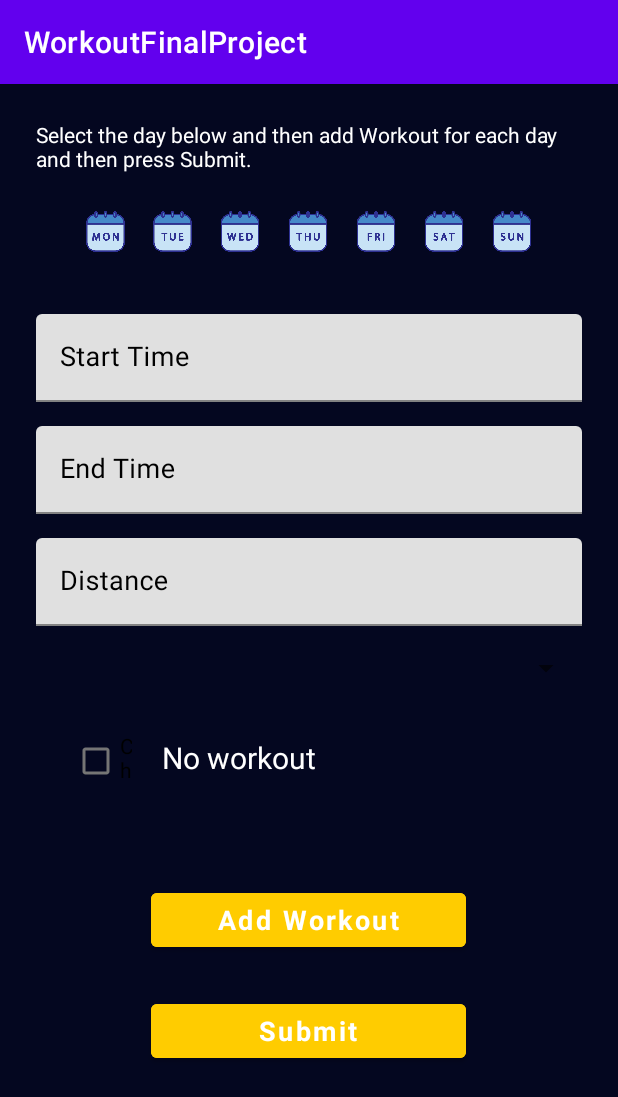
After one commit to shahvard/WorkoutFinalProject, an Android app: the fragment ScheduleFragment shown on its own in the app's theme, on a phone screen of 412 x 824 dp. The commit adds this screen. Shown: the top 1097 px of the screen. Run offline under Robolectric (Android 15) with nearby library versions, the phone set to English and light mode, and no system bars; our stand-ins replace Firebase (no records; nobody signed in at launch, a user with empty details on screens opened directly), data binding.

Commit message:
signUp partially done. Saved to database

```diff
--- /dev/null
+++ b/app/src/main/java/project/st991548772/vardhmanchandan/SignUp/ScheduleFragment.kt
@@ -0,0 +1,184 @@
+package project.st991548772.vardhmanchandan.SignUp
+
+import android.content.ContentValues.TAG
+import android.os.Bundle
+import android.util.Log
+import androidx.fragment.app.Fragment
+import android.view.LayoutInflater
+import android.view.View
+import android.view.ViewGroup
+import android.widget.AdapterView
+import android.widget.ArrayAdapter
+import androidx.databinding.DataBindingUtil
+import com.google.firebase.firestore.SetOptions
+import com.google.firebase.firestore.ktx.firestore
+import com.google.firebase.ktx.Firebase
+import project.st991548772.vardhmanchandan.R
+import project.st991548772.vardhmanchandan.databinding.FragmentScheduleBinding
+import project.st991548772.vardhmanchandan.databinding.FragmentSignUpBinding
+import java.util.ArrayList
+
+
+class ScheduleFragment : Fragment() {
+    val db = Firebase.firestore
+
+    private lateinit var binding: FragmentScheduleBinding
+    private lateinit var day:String
+    private lateinit var startTime:String
+    private lateinit var endTime:String
+    private lateinit var distance:String
+    private lateinit var typeOfWorkoutSelected:String
+    private lateinit var email:String
+    override fun onCreateView(
+        inflater: LayoutInflater, container: ViewGroup?,
+        savedInstanceState: Bundle?
+    ): View? {
+        // Inflate the layout for this fragment
+        val view=inflater.inflate(R.layout.fragment_schedule, container, false)
+        binding = DataBindingUtil.setContentView(this.requireActivity(), R.layout.fragment_schedule)
+
+        email= arguments?.getString("email").toString()
+
+
+
+        val typeOfWorkoutList: ArrayList<String> = ArrayList()
+        typeOfWorkoutList.add("Cycling")
+        typeOfWorkoutList.add("Running")
+        typeOfWorkoutList.add("Swimming")
+
+        var typeOfWorkout:String="None"
+        val arrayAdapter: ArrayAdapter<String> =
+            ArrayAdapter<String>(this.requireContext(), android.R.layout.simple_spinner_item, typeOfWorkoutList)
+        arrayAdapter.setDropDownViewResource(android.R.layout.simple_spinner_dropdown_item)
+        binding.typeOfExercise.adapter=arrayAdapter
+        binding.typeOfExercise.onItemSelectedListener = object : AdapterView.OnItemSelectedListener {
+            override fun onItemSelected(
+                parent: AdapterView<*>?,
+                view: View,
+                position: Int,
+                id: Long
+            ) {
+                typeOfWorkout=typeOfWorkoutList[position]
+            }
+
+            override fun onNothingSelected(parent: AdapterView<*>?) {
+            }
+        }
+
+
+        binding.monImg.setOnClickListener(){
+            day="Monday"
+            binding.tueImg.visibility=View.GONE
+            binding.wedImg.visibility=View.GONE
+            binding.thuImg.visibility=View.GONE
+            binding.friImg.visibility=View.GONE
+            binding.satImg.visibility=View.GONE
+            binding.sunImg.visibility=View.GONE
+        }
+
+        binding.tueImg.setOnClickListener(){
+            day="Tuesday"
+            binding.monImg.visibility=View.GONE
+            binding.wedImg.visibility=View.GONE
+            binding.thuImg.visibility=View.GONE
+            binding.friImg.visibility=View.GONE
+            binding.satImg.visibility=View.GONE
+            binding.sunImg.visibility=View.GONE
+        }
+
+        binding.wedImg.setOnClickListener(){
+            day="Wednesday"
+            binding.tueImg.visibility=View.GONE
+            binding.monImg.visibility=View.GONE
+            binding.thuImg.visibility=View.GONE
+            binding.friImg.visibility=View.GONE
+            binding.satImg.visibility=View.GONE
+            binding.sunImg.visibility=View.GONE
+        }
+
+        binding.thuImg.setOnClickListener(){
+            day="Thursday"
+            binding.tueImg.visibility=View.GONE
+            binding.wedImg.visibility=View.GONE
+            binding.monImg.visibility=View.GONE
+            binding.friImg.visibility=View.GONE
+            binding.satImg.visibility=View.GONE
+            binding.sunImg.visibility=View.GONE
+        }
+
+        binding.friImg.setOnClickListener(){
+            day="Friday"
+            binding.tueImg.visibility=View.GONE
+            binding.wedImg.visibility=View.GONE
+            binding.thuImg.visibility=View.GONE
+            binding.monImg.visibility=View.GONE
+            binding.satImg.visibility=View.GONE
+            binding.sunImg.visibility=View.GONE
+        }
+
+        binding.satImg.setOnClickListener(){
+            day="Saturday"
+            binding.tueImg.visibility=View.GONE
+            binding.wedImg.visibility=View.GONE
+            binding.thuImg.visibility=View.GONE
+            binding.friImg.visibility=View.GONE
+            binding.monImg.visibility=View.GONE
+            binding.sunImg.visibility=View.GONE
+        }
+
+        binding.sunImg.setOnClickListener(){
+            day="Sunday"
+            binding.tueImg.visibility=View.GONE
+            binding.wedImg.visibility=View.GONE
+            binding.thuImg.visibility=View.GONE
+            binding.friImg.visibility=View.GONE
+            binding.satImg.visibility=View.GONE
+            binding.monImg.visibility=View.GONE
+        }
+
+        binding.addWorkout.setOnClickListener(){
+            if(binding.noExerciseCheckBox.isChecked){
+                startTime="NA"
+                endTime="NA"
+                distance="NA"
+                typeOfWorkout="NA"
+
+            }
+            else{
+                startTime=binding.startTime.text.toString()
+                endTime=binding.endTime.text.toString()
+                distance=binding.distance.text.toString()
+                typeOfWorkoutSelected=typeOfWorkout
+
+
+            }
+            val schedule = hashMapOf(
+                "startTime" to startTime,
+                "endTime" to endTime,
+                "distance" to distance,
+                "typeOfWorkout" to typeOfWorkout
+            )
+
+            db.collection("Schedule").document("$email").collection("dayList").document("$day")
+                .set(schedule)
+                .addOnSuccessListener { Log.d(TAG, "DocumentSnapshot successfully written!") }
+                .addOnFailureListener { e -> Log.w(TAG, "Error writing document", e) }
+            binding.tueImg.visibility=View.VISIBLE
+            binding.wedImg.visibility=View.VISIBLE
+            binding.thuImg.visibility=View.VISIBLE
+            binding.monImg.visibility=View.VISIBLE
+            binding.satImg.visibility=View.VISIBLE
+            binding.sunImg.visibility=View.VISIBLE
+            binding.friImg.visibility=View.VISIBLE
+
+            binding.startTime.text.clear()
+            binding.endTime.text.clear()
+            binding.distance.text.clear()
+
+
+        }
+        return view
+    }
+
+
+}
--- /dev/null
+++ b/app/src/main/res/layout/fragment_schedule.xml
@@ -0,0 +1,203 @@
+<?xml version="1.0" encoding="utf-8"?>
+<layout xmlns:android="http://schemas.android.com/apk/res/android"
+    xmlns:app="http://schemas.android.com/apk/res-auto"
+    xmlns:tools="http://schemas.android.com/tools">
+
+    <RelativeLayout
+        android:layout_width="match_parent"
+        android:layout_height="match_parent"
+        android:background="#040720"
+        android:orientation="vertical"
+        tools:context=".SignUp.ScheduleFragment">
+
+        <LinearLayout
+            android:layout_width="match_parent"
+            android:layout_height="wrap_content"
+            android:orientation="vertical"
+            android:padding="24dp">
+
+            <TextView
+                android:id="@+id/textView"
+                android:layout_width="wrap_content"
+                android:layout_height="wrap_content"
+                android:text="Select the day below and then add Workout for each day and then press Submit."
+                android:textColor="#ffffff" />
+
+            <LinearLayout
+                android:layout_width="match_parent"
+                android:layout_height="wrap_content"
+                android:orientation="horizontal"
+                android:padding="24dp">
+
+                <ImageView
+                    android:id="@+id/monImg"
+                    android:layout_width="30dp"
+                    android:layout_height="30dp"
+                    android:layout_weight="1"
+                    android:src="@drawable/monday" />
+
+                <ImageView
+                    android:id="@+id/tueImg"
+                    android:layout_width="30dp"
+                    android:layout_height="30dp"
+                    android:layout_weight="1"
+                    android:src="@drawable/tuesday" />
+
+                <ImageView
+                    android:id="@+id/wedImg"
+                    android:layout_width="30dp"
+                    android:layout_height="30dp"
+                    android:layout_weight="1"
+                    android:src="@drawable/wednesday" />
+
+                <ImageView
+                    android:id="@+id/thuImg"
+                    android:layout_width="30dp"
+                    android:layout_height="30dp"
+                    android:layout_weight="1"
+                    android:src="@drawable/thursday" />
+
+                <ImageView
+                    android:id="@+id/friImg"
+                    android:layout_width="30dp"
+                    android:layout_height="30dp"
+                    android:layout_weight="1"
+                    android:src="@drawable/friday" />
+
+                <ImageView
+                    android:id="@+id/satImg"
+                    android:layout_width="30dp"
+                    android:layout_height="30dp"
+                    android:layout_weight="1"
+                    android:src="@drawable/saturday" />
+
+                <ImageView
+                    android:id="@+id/sunImg"
+                    android:layout_width="30dp"
+                    android:layout_height="30dp"
+                    android:layout_weight="1"
+                    android:src="@drawable/sunday" />
+
+
+            </LinearLayout>
+
+            <com.google.android.material.textfield.TextInputLayout
+                android:layout_width="match_parent"
+                android:layout_height="wrap_content"
+                android:layout_marginTop="16dp"
+                android:textColorHint="#000000">
+
+                <EditText
+                    android:id="@+id/startTime"
+                    android:layout_width="match_parent"
+                    android:layout_height="wrap_content"
+                    android:fontFamily="sans-serif"
+                    android:hint="Start Time"
+                    android:inputType="text"
+                    android:textColor="#000000"
+                    android:textSize="18sp" />
+
+            </com.google.android.material.textfield.TextInputLayout>
+
+            <com.google.android.material.textfield.TextInputLayout
+                android:layout_width="match_parent"
+                android:layout_height="wrap_content"
+                android:layout_marginTop="16dp"
+                android:textColorHint="#000000">
+
+                <EditText
+                    android:id="@+id/endTime"
+                    android:layout_width="match_parent"
+                    android:layout_height="wrap_content"
+                    android:fontFamily="sans-serif"
+                    android:hint="End Time"
+                    android:inputType="text"
+                    android:textColor="#000000"
+                    android:textSize="18sp" />
+
+            </com.google.android.material.textfield.TextInputLayout>
+
+            <com.google.android.material.textfield.TextInputLayout
+                android:layout_width="match_parent"
+                android:layout_height="wrap_content"
+                android:layout_marginTop="16dp"
+                android:textColorHint="#000000">
+
+                <EditText
+                    android:id="@+id/distance"
+                    android:layout_width="match_parent"
+                    android:layout_height="wrap_content"
+                    android:fontFamily="sans-serif"
+                    android:hint="Distance"
+                    android:inputType="text"
+                    android:textColor="#000000"
+                    android:textSize="18sp" />
+
+            </com.google.android.material.textfield.TextInputLayout>
+
+
+            <Spinner
+                android:id="@+id/typeOfExercise"
+                android:layout_marginTop="16dp"
+                android:layout_width="match_parent"
+                android:layout_height="wrap_content" />
+
+            <LinearLayout android:layout_width="match_parent"
+                android:layout_height="wrap_content"
+                android:orientation="horizontal"
+                android:padding="24dp">
+
+                <CheckBox
+                    android:id="@+id/noExerciseCheckBox"
+                    android:layout_width="40dp"
+                    android:layout_height="40dp"
+                    android:text="CheckBox" />
+                <TextView
+                    android:id="@+id/noExercise"
+                    android:layout_width="wrap_content"
+                    android:layout_height="wrap_content"
+                    android:layout_marginTop="10dp"
+                    android:layout_marginLeft="20dp"
+                    android:textSize="20dp"
+                    android:text="No workout"
+                    android:textColor="#ffffff" />
+
+
+            </LinearLayout>
+            <Button
+                android:id="@+id/addWorkout"
+                android:layout_width="210dp"
+                android:layout_height="wrap_content"
+                android:layout_gravity="center"
+                android:layout_marginTop="44dp"
+                android:layout_marginBottom="16dp"
+                android:backgroundTint="#ffcc00"
+                android:fontFamily="sans-serif"
+                android:text="Add Workout"
+                android:textAllCaps="false"
+                android:textColor="#ffffff"
+                android:textSize="18sp"
+                android:textStyle="bold" />
+
+            <Button
+                android:id="@+id/submit"
+                android:layout_width="210dp"
+                android:layout_height="wrap_content"
+                android:layout_gravity="center"
+                android:layout_marginTop="10dp"
+                android:layout_marginBottom="16dp"
+                android:backgroundTint="#ffcc00"
+                android:fontFamily="sans-serif"
+                android:text="Submit"
+                android:textAllCaps="false"
+                android:textColor="#ffffff"
+                android:textSize="18sp"
+                android:textStyle="bold" />
+
+        </LinearLayout>
+
+
+
+
+    </RelativeLayout>
+</layout>
--- a/app/src/main/res/layout/fragment_sign_up.xml
+++ b/app/src/main/res/layout/fragment_sign_up.xml
@@ -162,11 +162,9 @@
             <Spinner
                 android:id="@+id/gender"
                 android:layout_width="match_parent"
-                android:layout_height="wrap_content"
+                android:layout_height="26dp"
                 android:layout_marginTop="16dp"
-                android:textColor="#000000"
-                 />
-
+               />
             <Button
                 android:id="@+id/signUp"
                 android:layout_width="210dp"
```
Also changed, not shown: app/src/main/java/project/st991548772/vardhmanchandan/SignUp/SignUpFragment.kt (+23 -4 lines), app/src/main/java/project/st991548772/vardhmanchandan/SignUp/SignUpViewModel.kt (deleted, +0 -27 lines), app/src/main/res/navigation/navigation.xml (+10 -1 lines), app/src/main/res/drawable/friday.png (added), app/src/main/res/drawable/monday.png (added), app/src/main/res/drawable/saturday.png (added), app/src/main/res/drawable/sunday.png (added), app/src/main/res/drawable/thursday.png (added), app/src/main/res/drawable/tuesday.png (added), app/src/main/res/drawable/wednesday.png (added).
